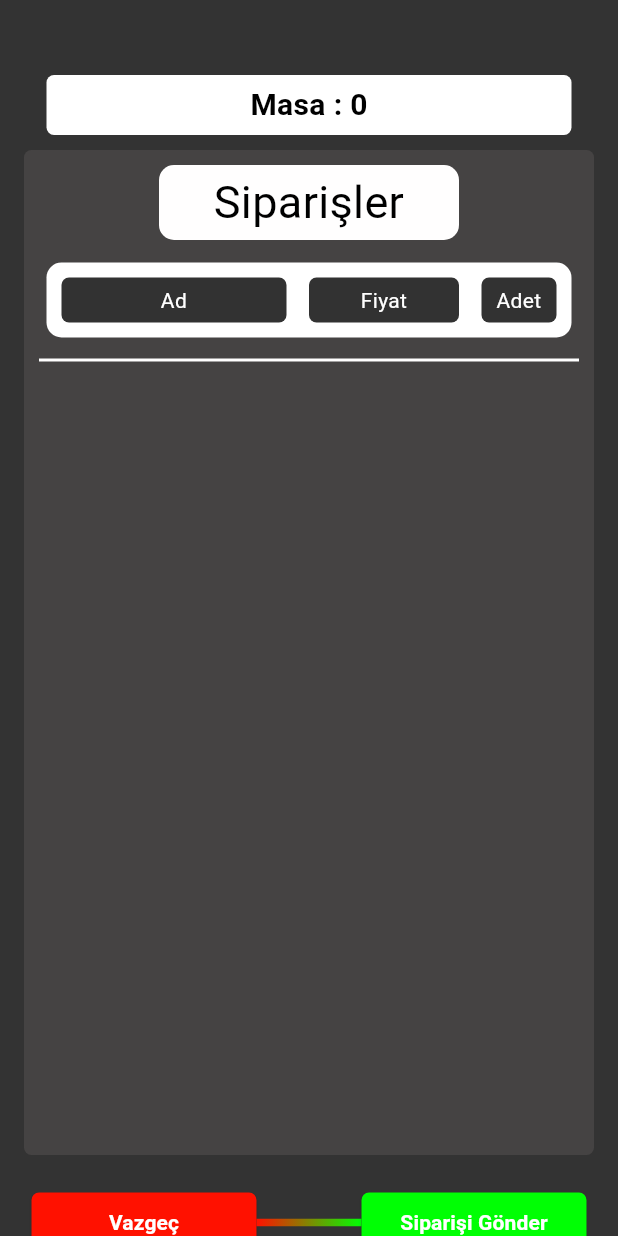
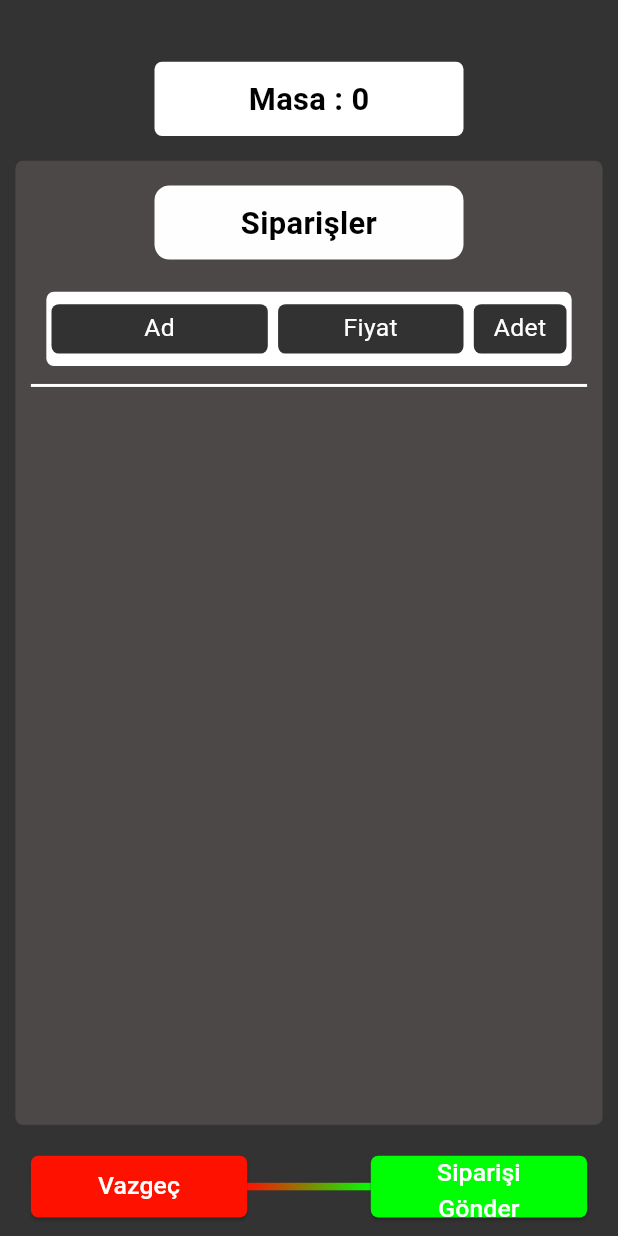
Before and after one commit to muhammettalhakaymak23214/garsonapp, a Flutter app: the SepetSayfasi screen opened directly with empty values, on a phone screen of 412 x 824 dp. Run offline on Flutter 3.47's test engine with Material 3 defaults, Android fonts, the phone set to English and light mode, and no system bars; our stand-ins replace shared_preferences; accounts and stored records are empty; network calls fail; statements that could not run were skipped.

Commit message:
Sepet sayfası responsive şekline getirildi.

```diff
--- a/garsonapp/lib/sayfalar/sepet_sayfasi.dart
+++ b/garsonapp/lib/sayfalar/sepet_sayfasi.dart
@@ -139,6 +139,13 @@
 
   @override
   Widget build(BuildContext context) {
+    double ekranGenisligi =
+        MediaQuery.of(context).size.width; // Ekran genişliğini al
+    double ekranYuksekligi =
+        MediaQuery.of(context).size.height; // Ekran yüksekliğini al
+    double ekranUstBosluk = (ekranYuksekligi / 100) * 5;
+    double ekranYatayBosluk = (ekranGenisligi / 100) * 5;
+    double ekranYaziBoyutu = (ekranYuksekligi / 100) * 2.5;
     return WillPopScope(
       onWillPop: () async {
         // Geri tuşuna basıldığında yapılacak işlemler
@@ -158,117 +165,133 @@
         body: Center(
           child: Column(
             children: [
-              const SizedBox(
-                height: 50,
+              SizedBox(
+                height: ekranUstBosluk,
               ),
               // Masa bilgisi(başlık)
               Container(
-                height: 40,
-                width: 350,
+                height: (ekranYuksekligi / 100) * 6,
+                width: (ekranGenisligi / 100) * 50,
                 alignment: Alignment.center,
                 decoration: boxDecoreation,
                 child: Text(
                   "Masa : ${widget.masaNumber.toString()}",
-                  style: baslikTextStyle,
+                  style: TextStyle(
+                      fontSize: ekranYaziBoyutu,
+                      fontWeight: FontWeight.bold,
+                      color: Colors.black),
                 ),
               ),
               // Boşluk
-              const SizedBox(
-                height: 10,
+              SizedBox(
+                height: (ekranYuksekligi / 100) * 2,
               ),
               // Gelen Map içindeki her bir anahtar için container oluşturma
               Container(
-                height: 670,
-                width: 380,
+                height: (ekranYuksekligi / 100) * 78,
+                width: (ekranGenisligi / 100) * 95,
                 decoration: BoxDecoration(
                   borderRadius: BorderRadius.circular(5),
-                  color: Color.fromARGB(255, 69, 67, 67),
+                  color: Color.fromARGB(255, 76, 72, 72),
                 ),
                 // padding: const EdgeInsets.all(5),
                 child: Column(
                   children: [
                     SizedBox(
-                      height: 10,
+                      height: (ekranYuksekligi / 100) * 2,
                     ),
                     Container(
                       alignment: Alignment.center,
-                      width: 200,
-                      height: 50,
+                      height: (ekranYuksekligi / 100) * 6,
+                      width: (ekranGenisligi / 100) * 50,
                       decoration: BoxDecoration(
                         borderRadius: BorderRadius.circular(10),
                         color: Color.fromRGBO(255, 254, 254, 1),
                       ),
-                      child: const Text(
+                      child: Text(
                         "Siparişler",
                         textAlign: TextAlign.center,
                         style: TextStyle(
-                            fontSize: 30, color: Color.fromARGB(255, 0, 0, 0)),
+                            fontSize: ekranYaziBoyutu,
+                            fontWeight: FontWeight.bold,
+                            color: Colors.black),
                       ),
                     ),
-                    const SizedBox(
-                      height: 10,
+                    SizedBox(
+                      height: (ekranYuksekligi / 100) * 2,
                     ),
                     Container(
-                      height: 580,
-                      //color: Color.fromARGB(255, 0, 252, 84),
-                      margin: EdgeInsets.only(left: 10, right: 10),
-                      //padding: EdgeInsets.all(10),
+                      height: (ekranYuksekligi / 100) * 65,
+                      width: (ekranGenisligi / 100) * 90,
+                      // color: Color.fromARGB(255, 0, 252, 84),
                       child: Column(
                         children: [
                           Container(
                             margin: EdgeInsets.symmetric(vertical: 5),
-                            padding: EdgeInsets.all(10),
+                            //  padding: EdgeInsets.all(10),
                             alignment: Alignment.center,
-                            height: 50,
-                            width: 350,
+                            height: (ekranYuksekligi / 100) * 6,
+                            width: (ekranGenisligi / 100) * 85,
                             decoration: BoxDecoration(
                               color: Color.fromRGBO(255, 255, 255, 1),
-                              borderRadius: BorderRadius.circular(10),
+                              borderRadius: BorderRadius.circular(5),
                             ),
                             child: Row(
-                              mainAxisAlignment: MainAxisAlignment.spaceBetween,
+                              mainAxisAlignment: MainAxisAlignment.spaceAround,
                               children: [
                                 Container(
-                                  height: 30,
-                                  width: 150,
+                                  height: (ekranYuksekligi / 100) * 4,
+                                  width: (ekranGenisligi / 100) * 35,
                                   decoration: BoxDecoration(
                                     borderRadius: BorderRadius.circular(5),
                                     color:
                                         const Color.fromARGB(255, 50, 50, 50),
                                   ),
                                   alignment: Alignment.center,
-                                  child: const Text(
+                                  child: Text(
                                     "Ad",
                                     textAlign: TextAlign.center,
-                                    style: TextStyle(color: Colors.white),
+                                    style: TextStyle(
+                                        fontSize: (ekranYuksekligi / 100) * 2.0,
+                                        //fontWeight: FontWeight.bold,
+                                        color: const Color.fromARGB(
+                                            255, 255, 255, 255)),
                                   ),
                                 ),
                                 Container(
-                                  height: 30,
-                                  width: 100,
+                                  height: (ekranYuksekligi / 100) * 4,
+                                  width: (ekranGenisligi / 100) * 30,
                                   decoration: BoxDecoration(
                                     borderRadius: BorderRadius.circular(5),
                                     color: Color.fromARGB(255, 50, 50, 50),
                                   ),
                                   alignment: Alignment.center,
-                                  child: const Text(
+                                  child: Text(
                                     "Fiyat",
                                     textAlign: TextAlign.center,
-                                    style: TextStyle(color: Colors.white),
+                                    style: TextStyle(
+                                        fontSize: (ekranYuksekligi / 100) * 2.0,
+                                        //fontWeight: FontWeight.bold,
+                                        color: const Color.fromARGB(
+                                            255, 255, 255, 255)),
                                   ),
                                 ),
                                 Container(
-                                  height: 30,
-                                  width: 50,
+                                  height: (ekranYuksekligi / 100) * 4,
+                                  width: (ekranGenisligi / 100) * 15,
                                   decoration: BoxDecoration(
                                     borderRadius: BorderRadius.circular(5),
                                     color: Color.fromARGB(255, 50, 50, 50),
                                   ),
                                   alignment: Alignment.center,
-                                  child: const Text(
+                                  child: Text(
                                     "Adet",
                                     textAlign: TextAlign.center,
-                                    style: TextStyle(color: Colors.white),
+                                    style: TextStyle(
+                                        fontSize: (ekranYuksekligi / 100) * 2.0,
+                                        //fontWeight: FontWeight.bold,
+                                        color: const Color.fromARGB(
+                                            255, 255, 255, 255)),
                                   ),
                                 ),
                               ],
@@ -277,33 +300,34 @@
                           //CustomDivider(),
                           Divider(
                             color: const Color.fromARGB(255, 255, 255, 255),
-                            height: 20,
+                            //height: 20,
                             thickness: 2,
                           ),
                           Container(
-                            //color: Colors.pink,
-                            height: 480,
+                            //  color: Colors.pink,
+                            height: (ekranYuksekligi / 100) * 54,
+                            width: (ekranGenisligi / 100) * 85,
                             //   color: const Color.fromARGB(251, 0, 0, 0),
                             child: SingleChildScrollView(
                               child: Column(
                                 children: gercekVerilerMap.keys.map((key) {
                                   return Container(
                                     margin: EdgeInsets.symmetric(vertical: 5),
-                                    padding: EdgeInsets.all(10),
-                                    width: 350,
-                                    height: 50,
+                                    //padding: EdgeInsets.all(10),
+                                    height: (ekranYuksekligi / 100) * 6,
+                                    width: (ekranGenisligi / 100) * 85,
                                     decoration: BoxDecoration(
                                       color: Color.fromRGBO(255, 255, 255, 1),
-                                      borderRadius: BorderRadius.circular(10),
+                                      borderRadius: BorderRadius.circular(5),
                                     ),
                                     child: Row(
                                       mainAxisAlignment:
-                                          MainAxisAlignment.spaceBetween,
+                                          MainAxisAlignment.spaceAround,
                                       children: [
                                         // Anahtar
                                         Container(
-                                            height: 30,
-                                            width: 150,
+                                            height: (ekranYuksekligi / 100) * 4,
+                                            width: (ekranGenisligi / 100) * 35,
                                             alignment: Alignment.center,
                                             decoration: BoxDecoration(
                                               borderRadius:
@@ -314,12 +338,17 @@
                                             child: Text(
                                               key,
                                               style: TextStyle(
-                                                  color: Colors.white),
+                                                  fontSize:
+                                                      (ekranYuksekligi / 100) *
+                                                          2.0,
+                                                  //fontWeight: FontWeight.bold,
+                                                  color: const Color.fromARGB(
+                                                      255, 255, 255, 255)),
                                             )),
                                         // Değer listesinin ilk elemanı (sol)
                                         Container(
-                                          height: 30,
-                                          width: 100,
+                                          height: (ekranYuksekligi / 100) * 4,
+                                          width: (ekranGenisligi / 100) * 30,
                                           alignment: Alignment.center,
                                           decoration: BoxDecoration(
                                             borderRadius:
@@ -331,14 +360,19 @@
                                             gercekVerilerMap[key]?[0]
                                                     ?.toString() ??
                                                 '',
-                                            style:
-                                                TextStyle(color: Colors.white),
+                                            style: TextStyle(
+                                                fontSize:
+                                                    (ekranYuksekligi / 100) *
+                                                        2.0,
+                                                //fontWeight: FontWeight.bold,
+                                                color: const Color.fromARGB(
+                                                    255, 255, 255, 255)),
                                           ),
                                         ),
                                         // Değer listesinin ikinci elemanı (sağ)
                                         Container(
-                                          height: 30,
-                                          width: 50,
+                                          height: (ekranYuksekligi / 100) * 4,
+                                          width: (ekranGenisligi / 100) * 15,
                                           alignment: Alignment.center,
                                           decoration: BoxDecoration(
                                             borderRadius:
@@ -348,10 +382,16 @@
                                           ),
                                           child: Text(
                                             gercekVerilerMap[key]?[1]
-                                                    ?.toString() ??
+                                                    ?.toInt()
+                                                    .toString() ??
                                                 '',
-                                            style:
-                                                TextStyle(color: Colors.white),
+                                            style: TextStyle(
+                                                fontSize:
+                                                    (ekranYuksekligi / 100) *
+                                                        2.0,
+                                                //fontWeight: FontWeight.bold,
+                                                color: const Color.fromARGB(
+                                                    255, 255, 255, 255)),
                                           ),
                                         ),
                                       ],
@@ -364,25 +404,27 @@
                         ],
                       ),
                     ),
-                    const SizedBox(
-                      height: 10,
+                    SizedBox(
+                      height: (ekranYuksekligi / 100) * 2,
                     ),
                   ],
                 ),
               ),
               SizedBox(
-                height: 20,
+                height: (ekranYuksekligi / 100) * 2,
               ),
               Container(
-                height: 50,
-                // color: Colors.red,
+                height: (ekranYuksekligi / 100) * 6,
+                width: ekranGenisligi,
+                // color: Color.fromARGB(255, 1, 254, 246),
                 child: Row(
                   mainAxisAlignment: MainAxisAlignment.center,
                   children: [
                     Container(
                       // color: Color.fromARGB(255, 112, 0, 249),
-                      width: 150,
-                      margin: EdgeInsets.only(left: 20),
+                      height: (ekranYuksekligi / 100) * 5,
+                      width: (ekranGenisligi / 100) * 35,
+                      margin: EdgeInsets.only(left: (ekranGenisligi / 100) * 5),
                       child: ElevatedButton(
                         style: ElevatedButton.styleFrom(
                             backgroundColor: status401,
@@ -398,16 +440,19 @@
                             ),
                           );
                         },
-                        child: const Text(
+                        child: Text(
                           "Vazgeç",
+                          textAlign: TextAlign.center,
                           style: TextStyle(
-                              color: Colors.white, fontWeight: FontWeight.bold),
+                              fontSize: (ekranYuksekligi / 100) * 2.0,
+                              // fontWeight: FontWeight.bold,
+                              color: const Color.fromARGB(255, 255, 255, 255)),
                         ),
                       ),
                     ),
                     Container(
                       height: 5,
-                      width: 70,
+                      width: (ekranGenisligi / 100) * 20,
                       decoration: BoxDecoration(
                         gradient: LinearGradient(
                           begin: Alignment.centerLeft,
@@ -420,9 +465,10 @@
                       ),
                     ),
                     Container(
-                      margin: EdgeInsets.only(right: 20),
-                      //color: Colors.amber,
-                      width: 150,
+                      height: (ekranYuksekligi / 100) * 5,
+                      width: (ekranGenisligi / 100) * 35,
+                      margin:
+                          EdgeInsets.only(right: (ekranGenisligi / 100) * 5),
                       child: ElevatedButton(
                           style: ElevatedButton.styleFrom(
                               shape: RoundedRectangleBorder(
@@ -463,44 +509,22 @@
                                 ),
                               );
                             });
-                            /*
-                            Navigator.pushReplacement(
-                              context,
-                              MaterialPageRoute(
-                                builder: (context) =>
-                                    AnaSayfa(), // Giriş sayfası widget'ı
-                              ),
-                            );*/
-                            /*
-                            widget.gelenMap.clear();
-                            gercekVerilerMap.clear();
-                            showDialog(
-                              context: context,
-                              builder: (BuildContext context) {
-                                // Alert dialog oluşturma
-                                return const AlertDialog(
-                                  title: Text('Sipariş Gönderildi'),
-                                  // content: Text('Bu bir alerttir.'),
-                                );
-                              },
-                            );
-                            Timer(Duration(seconds: 1), () {
-                              Navigator.of(context).pushReplacement(
-                                MaterialPageRoute(
-                                  builder: (context) => AnaSayfa(),
-                                ),
-                              );
-                            });*/
                           },
-                          child: const Text(
+                          child: Text(
                             "Siparişi Gönder",
+                            textAlign: TextAlign.center,
                             style: TextStyle(
-                                color: Colors.white,
-                                fontWeight: FontWeight.bold),
+                                fontSize: (ekranYuksekligi / 100) * 2.0,
+                                // fontWeight: FontWeight.bold,
+                                color:
+                                    const Color.fromARGB(255, 255, 255, 255)),
                           )),
                     ),
                   ],
                 ),
+              ),
+              SizedBox(
+                height: (ekranYuksekligi / 100) * 1,
               ),
             ],
           ),
```
Also changed, not shown: garsonapp/lib/sayfalar/ana_sayfa.dart (+8 -3 lines).
